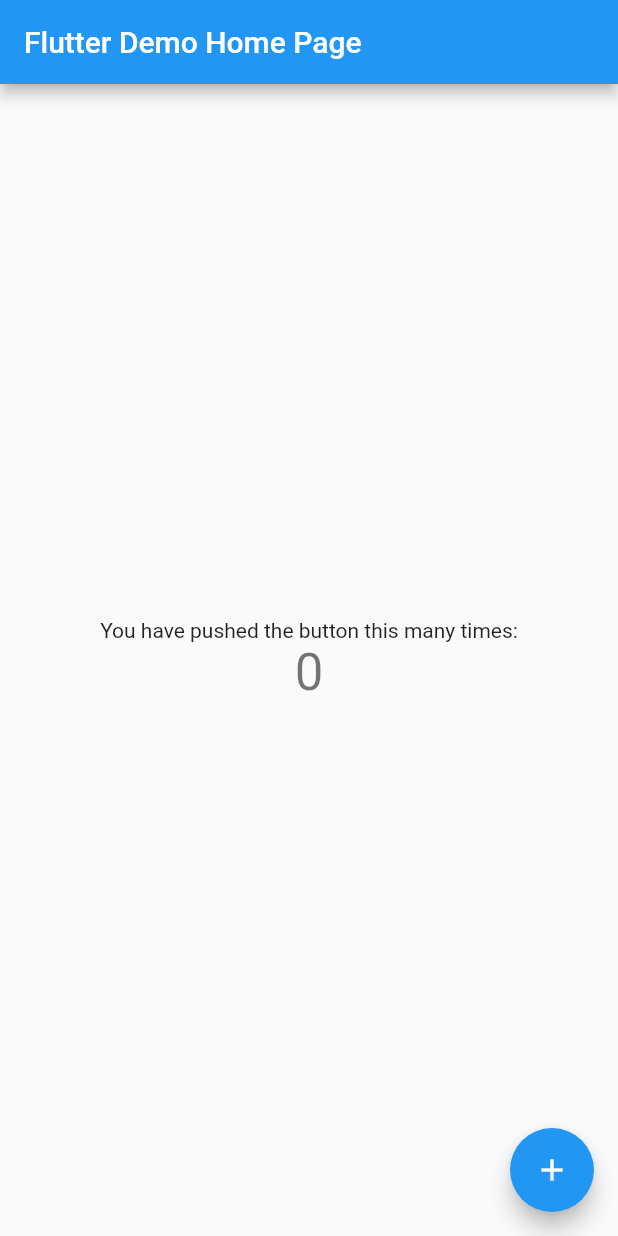
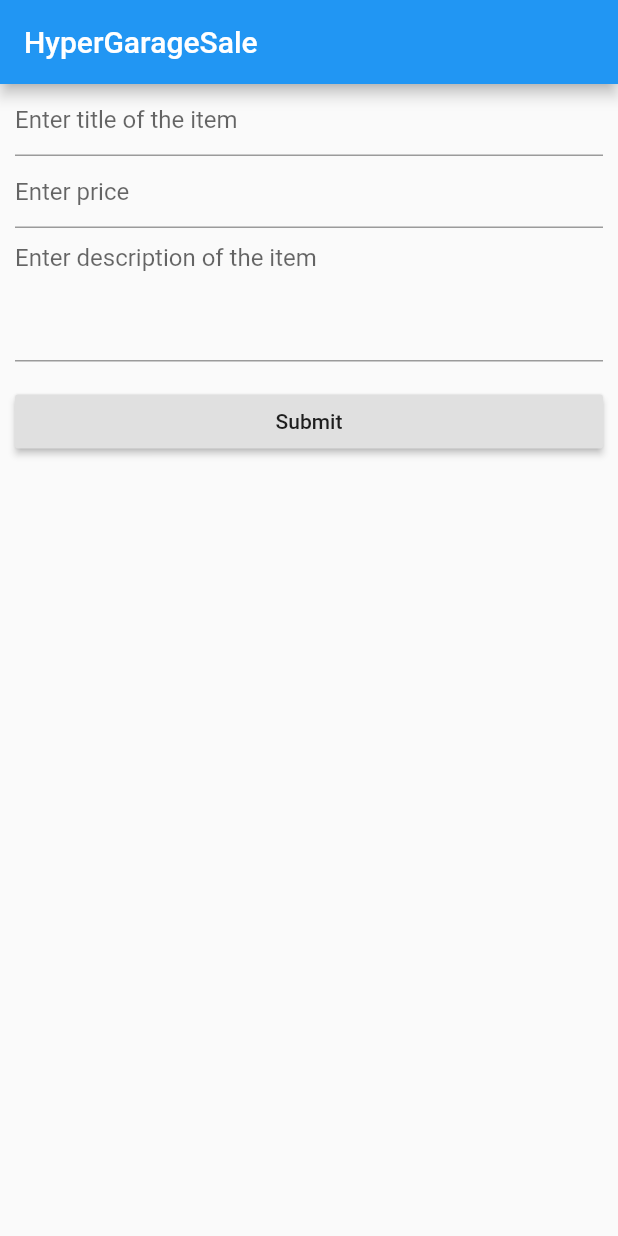
Before and after one commit to amberhe613/HyperGarageSale, a Flutter app: the screen it shows after launch, on a phone screen of 412 x 824 dp. Run offline on Flutter 3.47's test engine with Material 2 defaults, Android fonts, the phone set to English and light mode, and no system bars.

Commit message:
Add item create page

```diff
--- a/lib/main.dart
+++ b/lib/main.dart
@@ -3,109 +3,100 @@ import 'package:flutter/material.dart';
 void main() => runApp(MyApp());
 
 class MyApp extends StatelessWidget {
-  // This widget is the root of your application.
   @override
   Widget build(BuildContext context) {
-    return MaterialApp(
-      title: 'Flutter Demo',
-      theme: ThemeData(
-        // This is the theme of your application.
-        //
-        // Try running your application with "flutter run". You'll see the
-        // application has a blue toolbar. Then, without quitting the app, try
-        // changing the primarySwatch below to Colors.green and then invoke
-        // "hot reload" (press "r" in the console where you ran "flutter run",
-        // or simply save your changes to "hot reload" in a Flutter IDE).
-        // Notice that the counter didn't reset back to zero; the application
-        // is not restarted.
-        primarySwatch: Colors.blue,
-      ),
-      home: MyHomePage(title: 'Flutter Demo Home Page'),
+    return new MaterialApp(
+        title: 'Welcome to Flutter',
+        home: new Scaffold(
+          appBar: new AppBar(
+            title: const Text('HyperGarageSale'),
+          ),
+          body: new Container(
+            padding: new EdgeInsets.only(left: 10.0, right: 10.0),
+            child: new MyCustomForm(),
+          ),
+        )
     );
   }
 }
 
-class MyHomePage extends StatefulWidget {
-  MyHomePage({Key key, this.title}) : super(key: key);
-
-  // This widget is the home page of your application. It is stateful, meaning
-  // that it has a State object (defined below) that contains fields that affect
-  // how it looks.
-
-  // This class is the configuration for the state. It holds the values (in this
-  // case the title) provided by the parent (in this case the App widget) and
-  // used by the build method of the State. Fields in a Widget subclass are
-  // always marked "final".
-
-  final String title;
-
+// Create a Form Widget
+class MyCustomForm extends StatefulWidget {
   @override
-  _MyHomePageState createState() => _MyHomePageState();
+  MyCustomFormState createState() {
+    return MyCustomFormState();
+  }
 }
 
-class _MyHomePageState extends State<MyHomePage> {
-  int _counter = 0;
-
-  void _incrementCounter() {
-    setState(() {
-      // This call to setState tells the Flutter framework that something has
-      // changed in this State, which causes it to rerun the build method below
-      // so that the display can reflect the updated values. If we changed
-      // _counter without calling setState(), then the build method would not be
-      // called again, and so nothing would appear to happen.
-      _counter++;
-    });
-  }
+// Create a corresponding State class. This class will hold the data related to
+// the form.
+class MyCustomFormState extends State<MyCustomForm> {
+  // Create a global key that will uniquely identify the Form widget and allow
+  // us to validate the form
+  //
+  // Note: This is a GlobalKey<FormState>, not a GlobalKey<MyCustomFormState>!
+  final _formKey = GlobalKey<FormState>();
 
   @override
   Widget build(BuildContext context) {
-    // This method is rerun every time setState is called, for instance as done
-    // by the _incrementCounter method above.
-    //
-    // The Flutter framework has been optimized to make rerunning build methods
-    // fast, so that you can just rebuild anything that needs updating rather
-    // than having to individually change instances of widgets.
-    return Scaffold(
-      appBar: AppBar(
-        // Here we take the value from the MyHomePage object that was created by
-        // the App.build method, and use it to set our appbar title.
-        title: Text(widget.title),
+    final Size screenSize = MediaQuery.of(context).size;
+
+    // Build a Form widget using the _formKey we created above
+    return Form(
+      key: _formKey,
+      child: Column(
+        crossAxisAlignment: CrossAxisAlignment.stretch,
+        children: <Widget>[
+          new TextFormField(
+            decoration: InputDecoration(
+                hintText: 'Enter title of the item'
+            ),
+            validator: (value) {
+              if (value.isEmpty) {
+                return 'Please enter some text';
+              }
+            },
+          ),
+          new TextFormField(
+            decoration: InputDecoration(
+                hintText: 'Enter price'
+            ),
+            validator: (value) {
+              if (value.isEmpty) {
+                return 'Please enter some text';
+              }
+            },
+          ),
+          new TextFormField(
+            textAlign: TextAlign.start,
+            decoration: InputDecoration(
+              hintText: 'Enter description of the item',
+              contentPadding: const EdgeInsets.only(top:10.0, bottom: 60.0),
+            ),
+            validator: (value) {
+              if (value.isEmpty) {
+                return 'Please enter some text';
+              }
+            },
+          ),
+          Padding(
+            padding: const EdgeInsets.symmetric(vertical: 16.0),
+            child: RaisedButton(
+                padding: const EdgeInsets.symmetric(horizontal: 8.0),
+                onPressed: () {
+                  // Validate will return true if the form is valid, or false if
+                  // the form is invalid.
+                  if (_formKey.currentState.validate()) {
+                    // If the form is valid, we want to show a Snackbar
+                    Scaffold.of(context)
+                        .showSnackBar(SnackBar(content: Text('New post is adding!')));
+                  }
+                },
+                child: Text('Submit')
+            ),
+          ),
+        ],
       ),
-      body: Center(
-        // Center is a layout widget. It takes a single child and positions it
-        // in the middle of the parent.
-        child: Column(
-          // Column is also layout widget. It takes a list of children and
-          // arranges them vertically. By default, it sizes itself to fit its
-          // children horizontally, and tries to be as tall as its parent.
-          //
-          // Invoke "debug painting" (press "p" in the console, choose the
-          // "Toggle Debug Paint" action from the Flutter Inspector in Android
-          // Studio, or the "Toggle Debug Paint" command in Visual Studio Code)
-          // to see the wireframe for each widget.
-          //
-          // Column has various properties to control how it sizes itself and
-          // how it positions its children. Here we use mainAxisAlignment to
-          // center the children vertically; the main axis here is the vertical
-          // axis because Columns are vertical (the cross axis would be
-          // horizontal).
-          mainAxisAlignment: MainAxisAlignment.center,
-          children: <Widget>[
-            Text(
-              'You have pushed the button this many times:',
-            ),
-            Text(
-              '$_counter',
-              style: Theme.of(context).textTheme.display1,
-            ),
-          ],
-        ),
-      ),
-      floatingActionButton: FloatingActionButton(
-        onPressed: _incrementCounter,
-        tooltip: 'Increment',
-        child: Icon(Icons.add),
-      ), // This trailing comma makes auto-formatting nicer for build methods.
     );
   }
 }
--- a/pubspec.yaml
+++ b/pubspec.yaml
@@ -15,7 +15,7 @@ environment:
 dependencies:
   flutter:
     sdk: flutter
-      firebase_core: ^0.3.0
+  firebase_core: ^0.3.0
   # The following adds the Cupertino Icons font to your application.
   # Use with the CupertinoIcons class for iOS style icons.
   cupertino_icons: ^0.1.2
```
Also changed, not shown: 6 other files.
